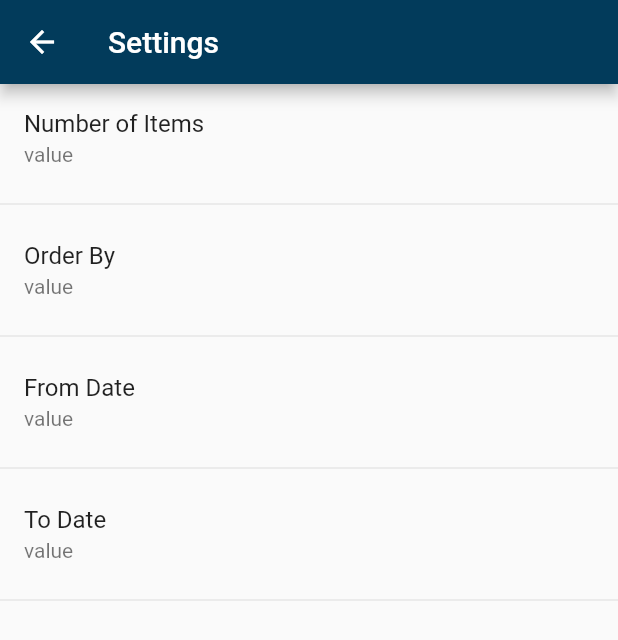
After one commit to MaisamNeyaziYaseen/NewsApplication, a Flutter app: the SettingsScreen screen opened directly, on a phone screen of 412 x 824 dp. The commit adds this screen. Shown: the top 640 px of the screen. Run offline on Flutter 3.47's test engine with Material 2 defaults, Android fonts, the phone set to English and light mode, and no system bars; our stand-ins replace flutter_riverpod, infinite_scroll_pagination; network calls fail.

Commit message:
fourth commit

```diff
--- a/lib/services/api/news_api_service/search_endpoint.dart
+++ b/lib/services/api/news_api/search_endpoint.dart
@@ -16,10 +16,10 @@ class SearchEndpointService {
     if (category.toLowerCase() == "home") {
       //get all categories
       uri = Uri.parse(
-          "$_url$_endpoint?api-key=$_apiKey&show-fields=thumbnail,body-text&page=$page&page-size=$pageSize");
+          "$_url$_endpoint?api-key=$_apiKey&show-fields=thumbnail,body-text&page=$page&page-size=$pageSize&from-date=${DateTime.parse("2014-02-01").toIso8601String()}");
     } else {
       uri = Uri.parse(
-          "$_url$_endpoint?api-key=$_apiKey&show-fields=thumbnail,body-text&page=$page&page-size=$pageSize&section=${category.toLowerCase()}");
+          "$_url$_endpoint?api-key=$_apiKey&show-fields=thumbnail,body-text&page=$page&page-size=$pageSize&section=${category.toLowerCase()}&from-date=${DateTime.parse("2014-02-01").toIso8601String()}");
     }
 
     Map<String, dynamic> data = {};
--- a/lib/view/components/drawer.dart
+++ b/lib/view/components/drawer_header.dart
@@ -1,7 +1,7 @@
 import 'package:flutter/material.dart';
 
-class MyDrawer extends StatelessWidget {
-  const MyDrawer({super.key});
+class MyDrawerHeader extends StatelessWidget {
+  const MyDrawerHeader({super.key});
 
   @override
   Widget build(BuildContext context) {
--- /dev/null
+++ b/lib/view/components/settings_option_holder.dart
@@ -0,0 +1,28 @@
+import 'package:flutter/material.dart';
+import 'package:flutter_riverpod/flutter_riverpod.dart';
+
+class SettingsOptionsHolder extends ConsumerWidget {
+  String option;
+  String value;
+  Function() onTap;
+
+  SettingsOptionsHolder(
+      {required this.option, required this.value, required this.onTap});
+  @override
+  Widget build(BuildContext context, WidgetRef ref) {
+    return Column(
+      children: [
+        InkWell(
+          onTap: () {
+            onTap();
+          },
+          child: ListTile(
+            title: Text(option),
+            subtitle: Text(value),
+          ),
+        ),
+        Divider()
+      ],
+    );
+  }
+}
--- /dev/null
+++ b/lib/view/main_screens/settings_screen.dart
@@ -0,0 +1,55 @@
+import 'package:flutter/material.dart';
+import 'package:flutter/src/widgets/framework.dart';
+import 'package:flutter_riverpod/flutter_riverpod.dart';
+import 'package:news_application/view/components/settings_option_holder.dart';
+
+class SettingsScreen extends ConsumerWidget {
+  @override
+  Widget build(BuildContext context, WidgetRef ref) {
+    return Scaffold(
+        appBar: AppBar(
+          backgroundColor: Color(0xff023B5B),
+          leading: IconButton(
+            onPressed: () {
+              Navigator.pop(context);
+            },
+            icon: Icon(
+              Icons.arrow_back,
+              color: Colors.white,
+            ),
+          ),
+          title: Text(
+            "Settings",
+            style: TextStyle(color: Colors.white),
+          ),
+        ),
+        body: Column(
+          children: [
+            SettingsOptionsHolder(
+                option: "Number of Items", value: "value", onTap: () {}),
+            SettingsOptionsHolder(
+                option: "Order By", value: "value", onTap: () {}),
+            SettingsOptionsHolder(
+                option: "From Date",
+                value: "value",
+                onTap: () {
+                  showDatePicker(
+                      context: context,
+                      initialDate: DateTime.now(),
+                      firstDate: DateTime.parse("1990-01-01"),
+                      lastDate: DateTime.now());
+                }),
+            SettingsOptionsHolder(
+                option: "To Date",
+                value: "value",
+                onTap: () {
+                  showDatePicker(
+                      context: context,
+                      initialDate: DateTime.now(),
+                      firstDate: DateTime.parse("1990-01-01"),
+                      lastDate: DateTime.now());
+                }),
+          ],
+        ));
+  }
+}
```
Also changed, not shown: lib/controller/news_controller.dart (+11 -4 lines), lib/view/main_screens/home_screen.dart (+47 -11 lines), lib/services/api/news_api/sections_endpoint.dart (renamed from lib/services/api/news_api_service/sections_endpoint.dart).
